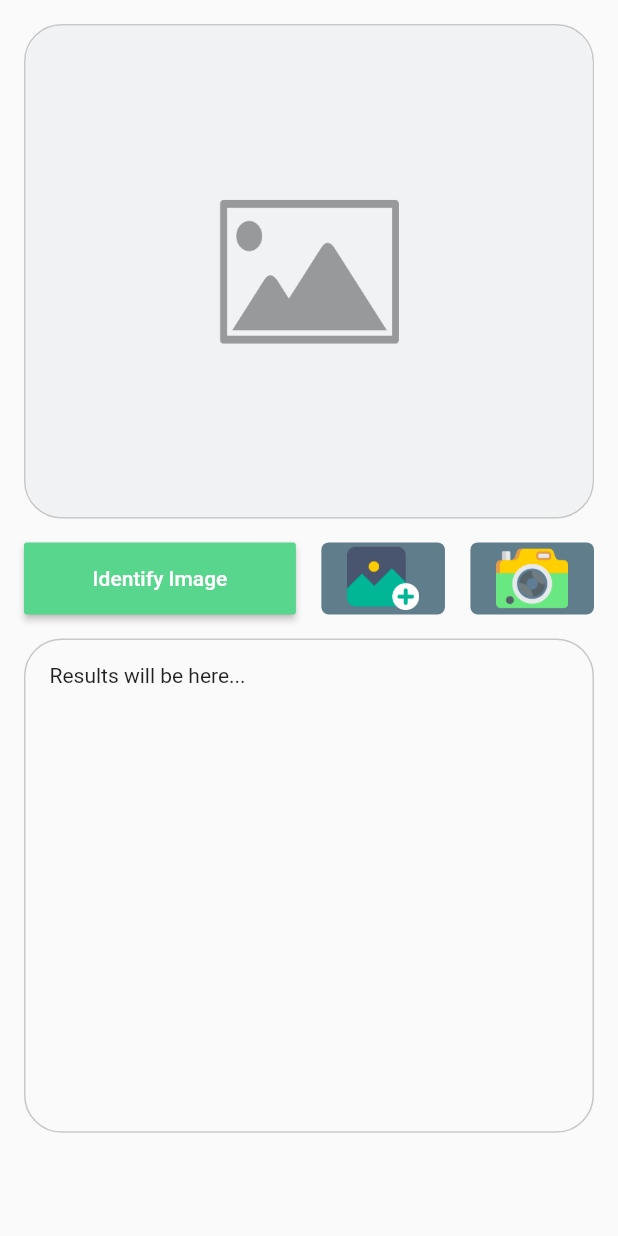
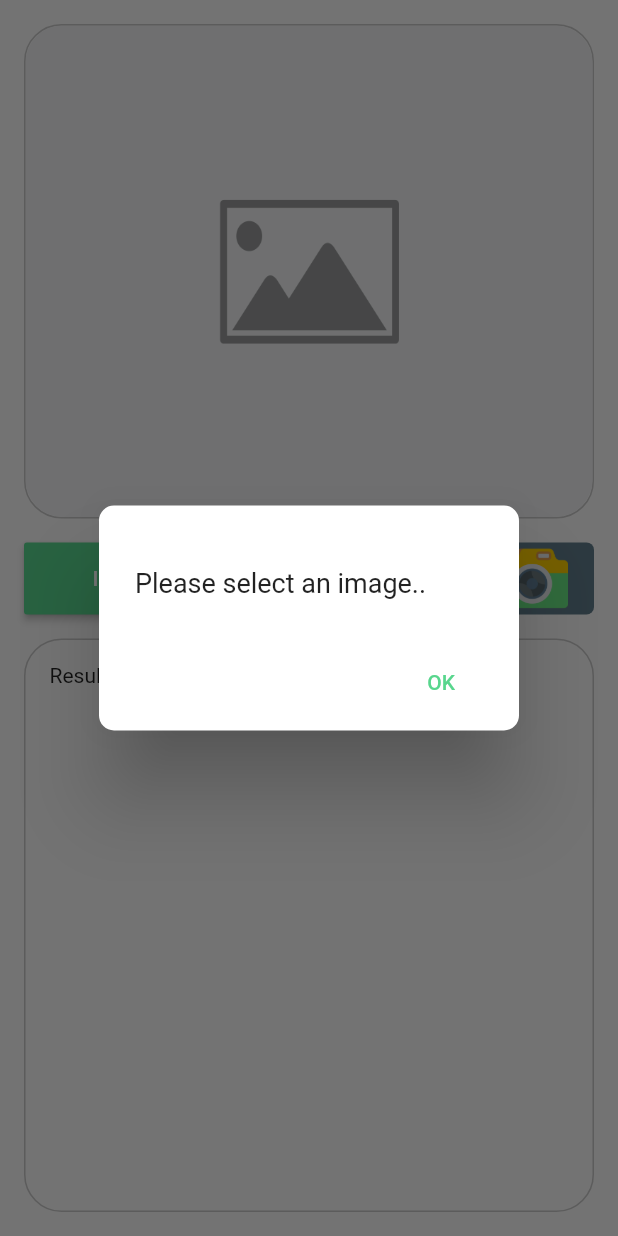
Before and after one commit to akrammustafa/PicsPlant, a Flutter app: the CameraPage widget shown alone on an empty page, opened directly, after a tap on "Identify Image", on a phone screen of 412 x 824 dp. Run offline on Flutter 3.47's test engine with Material 2 defaults, Android fonts, the light colour scheme and no system bars; our stand-ins replace google_fonts, image_picker, universal_io; missing offline and left inert: tflite.

Commit message:
Tflite problem fixed, camera page placed to bottom navigation camera tab. AlertDialog added. Some ui features updated.

```diff
--- a/lib/ml/tflite_provider.dart
+++ b/lib/ml/tflite_provider.dart
@@ -33,7 +33,7 @@ class TFLiteProvider  {
 
       // add error to list
       willReturn.add("Error : " + e.toString());
-
+      print("Error: " + e.toString());
     }
 
     if (willReturn.length != 0)
--- a/lib/pages/camera_page.dart
+++ b/lib/pages/camera_page.dart
@@ -20,6 +20,7 @@ class _CameraState extends State<CameraPage> {
   String _path;
 
   Future getImage(ImageSource mSource) async {
+    startPredict = false;
     File imageFile = await ImagePicker.pickImage(source: mSource);
 
     print("Selected image path : " + imageFile.path.toString());
@@ -32,12 +33,11 @@ class _CameraState extends State<CameraPage> {
 
   Future<List<dynamic>> _predict() async {
 
-    if(_path == null){
-        print("Image does not exist !");
-    }else{
-      print("Before prediction !");
-      return TFLiteProvider(path: _path).predict();
-    }
+        final result = await TFLiteProvider(path: _path).predict();
+        setState(() {
+          _results = result;
+        });
+
   }
 
 
@@ -56,24 +56,6 @@ class _CameraState extends State<CameraPage> {
           height: double.maxFinite,
           child: Column(
             children: <Widget>[
-
-              /// Future
-              Visibility(
-                visible: false,
-                child: FutureBuilder(
-                  future: startPredict ? _predict() : null,
-                  builder: (context, snapshot){
-
-                    print("OnResults !");
-
-                    setState(() {
-                      _results = snapshot.data;
-                    });
-                    return SizedBox.shrink();
-                  },
-                ),
-              ),
-
               Container(
                 margin: EdgeInsets.all(16),
                 width: double.maxFinite,
@@ -84,10 +66,12 @@ class _CameraState extends State<CameraPage> {
                 ),
                 child: ClipRRect(
                   borderRadius: BorderRadius.all(Radius.circular(25)),
-                  child: Image.asset(
-                    _path == null ? "assets/images/placeholder.png" : _path,
-                    fit: BoxFit.fill,
-                  ),
+                   child: _path == null ?
+                   Image.asset( "assets/images/placeholder.png",fit: BoxFit.fill)
+                       : Image.file(
+                       File(_path),
+                       fit: BoxFit.cover,
+                     filterQuality: FilterQuality.high,),
                 ),
               ),
 
@@ -106,11 +90,27 @@ class _CameraState extends State<CameraPage> {
                         color: MColors.main_green,
                         child: Text("Identify Image", style: TextStyle(color: Colors.white),),
                         onPressed: (){
-
-                          print("Identify clicked !");
-                          setState(() {
-                            startPredict = true;
-                          });
+                          if(_path != null)
+                              _predict();
+                          else{
+                            showDialog(
+                                context: context,
+                                child: AlertDialog(
+                                  shape: RoundedRectangleBorder(
+                                    borderRadius: BorderRadius.all(Radius.circular(10))
+                                  ),
+                                  content: Text("\nPlease select an image..", style: TextStyle(color: Colors.black87, fontSize: 18),),
+                                  actions: <Widget>[
+                                    FlatButton(
+                                      color: Colors.white,
+                                      child: Text("OK", style: TextStyle(color: MColors.main_green,),),
+                                      onPressed: (){
+                                        Navigator.pop(context);
+                                      },
+                                    )
+                                  ],
+                                ));
+                          }
                         },
                       ),
                     ),
@@ -147,25 +147,35 @@ class _CameraState extends State<CameraPage> {
                 ),
               ),
 
-              Container(
+              Expanded(
+                child: Container(
                   margin: EdgeInsets.all(16),
                   padding: EdgeInsets.all(16),
                   width: double.maxFinite,
-                height: _height * ( 2 / 5),
                   decoration: BoxDecoration(
                     border: Border.all(width: 1, color: Colors.black87.withOpacity(0.2)),
                     borderRadius: BorderRadius.all(Radius.circular(25)),
                   ),
-                child: _results == null ? Text("Results will be here... ")
-                  : Text.rich(
+                  child: _results != null ? ListView.builder(
+                      itemCount: _results.length,
+                      itemBuilder: (context, index){
+                        return Text.rich(
                             TextSpan(
-                          text: "Results:\n\n",
-                          children :<TextSpan> [
+                                text : "Result ${index + 1}:",
+                                style: TextStyle(color: Colors.black54, fontSize: 20, fontWeight: FontWeight.bold),
+                                children: <TextSpan>[
                                   TextSpan(
-                              text : _results.toString() ,
-                            ),
+                                      text: "\nLabel: ${_results[index]["label"]}",
+                                      style: getStyleForResults()
+                                  )
+                                  ,TextSpan(
+                                      text: "\nConfidence: ${_results[index]["confidence"]}",
+                                      style: getStyleForResults()
+                                  )
                                 ]
                             )
+                        );
+                      }) : Text("Results will be here.. ")
                 ),
               ),
 
@@ -175,4 +185,8 @@ class _CameraState extends State<CameraPage> {
       ),
     );
   }
+
+  TextStyle getStyleForResults(){
+    return TextStyle( color:  Colors. black54, fontSize: 15);
   }
+}
```
Also changed, not shown: lib/main.dart (+2 -26 lines), pubspec.lock, 3 other files. Lines whose indentation alone changed are shown as unchanged.
